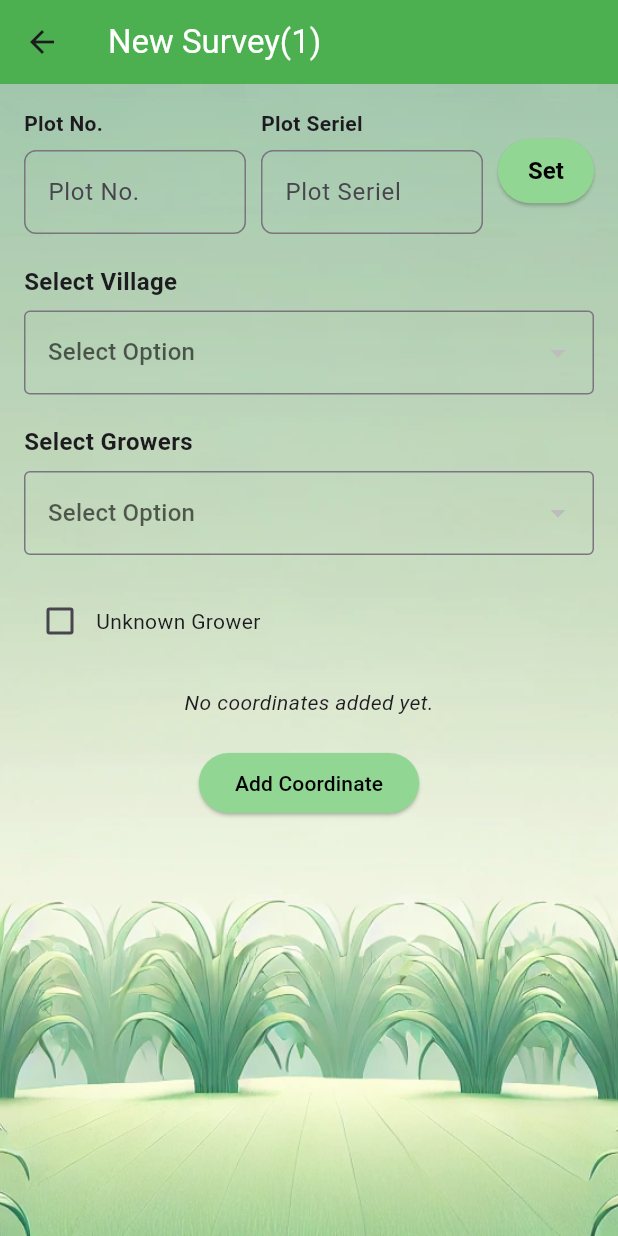
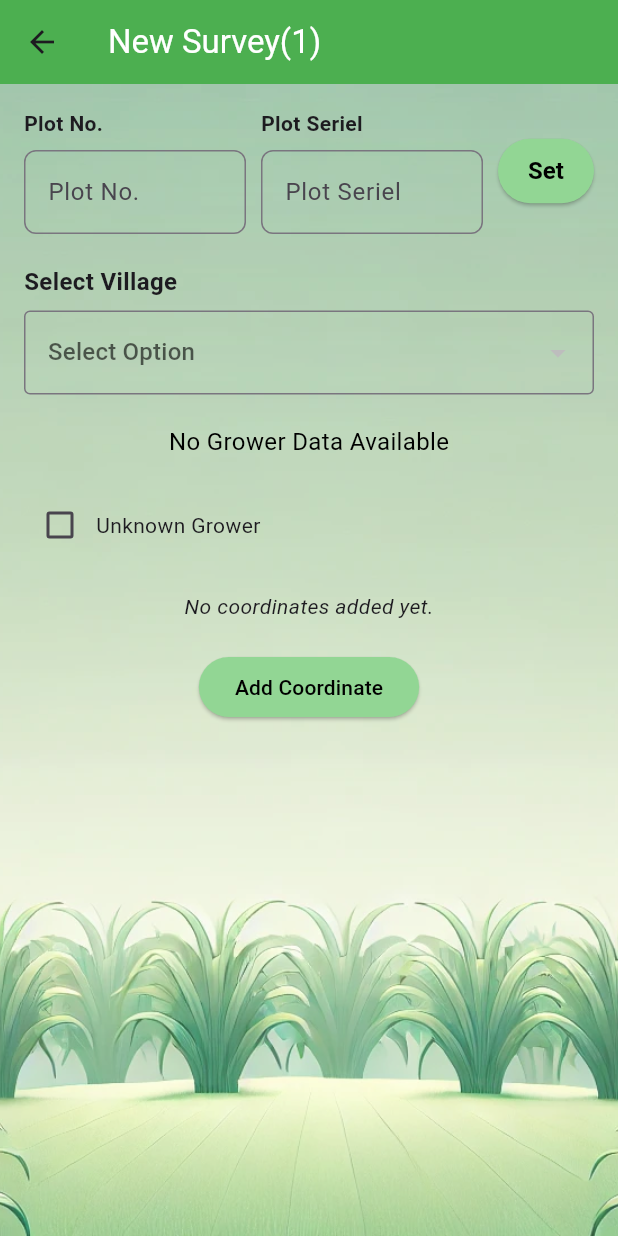
Before and after one commit to tito06/surveyproject, a Flutter app: the InputFormScreen screen opened directly, on a phone screen of 412 x 824 dp. Run offline on Flutter 3.47's test engine with Material 3 defaults, Android fonts, the light colour scheme and no system bars; our stand-ins replace geolocator, shared_preferences; missing offline and left inert: area_polygon, dart:ffi, geodesy; accounts and stored records are empty; network calls fail.

Commit message:
Grower data not found  added

```diff
--- a/lib/screens/new_survey.dart
+++ b/lib/screens/new_survey.dart
@@ -89,21 +89,32 @@ class _InputFormScreenState extends State<InputFormScreen> {
       "mill_id": "$millId",
       "village_id": villId
     };
+    setState(() {
+      isGrowerLoading = true; // Show loading indicator while fetching data
+    });
+
     try {
       final items =
           await _surveyViewmodel.fetchGrowers(token, requestDataForGrower);
+
       setState(() {
         growerData = items;
+        isGrowerLoading = false; // Stop loading after data is fetched
 
-        selectedGrowerCode =
-            growerData.isNotEmpty ? growerData[0]['G_CODE']! : "-";
-
-        isGrowerLoading = false;
+        if (growerData.isNotEmpty) {
+          selectedGrowerCode = growerData[0]['G_CODE']!;
+          selectedGrower = growerData[0]['G_NAME']!;
+        } else {
+          selectedGrowerCode = "No Grower Found";
+          selectedGrower = "";
+        }
       });
     } catch (e) {
       print("Error fetching grower name: $e");
       setState(() {
-        isVillageLoading = false;
+        selectedGrowerCode = "Error fetching data";
+        selectedGrower = "";
+        isGrowerLoading = false;
       });
     }
   }
@@ -280,22 +291,34 @@ class _InputFormScreenState extends State<InputFormScreen> {
                       if (isGrowerLoading) // Show the loader while fetching village data
                         const Center(child: CircularProgressIndicator()),
 
-                      if (!isGrowerLoading) ...[
+                      if (isGrowerLoading) ...[
+                        Center(), // Show loading indicator
+                      ] else if (growerData.isEmpty) ...[
+                        const Center(
+                          child: Text(
+                            "No Grower Data Available",
+                            style: TextStyle(fontSize: 16, color: Colors.black),
+                          ),
+                        ),
+                      ] else ...[
                         _buildDropdownField(
                           "Select Growers",
                           growerData
                               .map((grower) =>
                                   "${grower['G_CODE']} / ${grower['G_NAME']}")
                               .toList(),
-                            selectedGrowerCode, (String? newValue) {
+                          selectedGrowerCode,
+                          (String? newValue) {
                             setState(() {
                               selectedGrowerCode = newValue != null
                                   ? newValue.split(' / ')[0]
                                   : '';
-                            selectedGrower =
-                                newValue != null ? newValue.split('/')[1] : "";
+                              selectedGrower = newValue != null
+                                  ? newValue.split(' / ')[1].trim()
+                                  : "";
                             });
-                        })
+                          },
+                        )
                       ],
 
                       const SizedBox(height: 20),
--- a/lib/view_models/survey_viewmodel.dart
+++ b/lib/view_models/survey_viewmodel.dart
@@ -1,8 +1,11 @@
 import 'dart:convert';
+import 'dart:ffi';
 import 'package:cane_survey/models/master_model.dart';
 import 'package:http/http.dart' as http;
 
 class SurveyViewmodel {
+  late bool villageSuccess;
+
   Future<List<Map<String, String>>> fetchVillages(
       String? token, Map<String, String> parameters) async {
     final response = await http.post(
@@ -38,6 +41,7 @@ class SurveyViewmodel {
 
   Future<List<Map<String, String>>> fetchGrowers(
       String? token, Map<String, String> parameters) async {
+    try {
       final response = await http.post(
         Uri.parse("https://cda.namisite.in/api/fetchGrower"),
         body: json.encode(parameters),
@@ -50,11 +54,12 @@ class SurveyViewmodel {
       if (response.statusCode == 200) {
         final data = json.decode(response.body);
 
-      print("Token -> $token");
+        // Check if response contains 'success' and it's true
+        if (data is Map<String, dynamic> && data['success'] == true) {
+          if (data['data'] is List) {
+            final growers = data['data'] as List;
+            villageSuccess = true;
 
-      if (data is Map<String, dynamic> && data['data'] is List) {
-        final growers = data['data'] as List;
-        // Map the list to extract both village code and name
             return growers.map((grower) {
               return {
                 'G_CODE': grower['G_CODE'].toString(),
@@ -66,10 +71,19 @@ class SurveyViewmodel {
               };
             }).toList();
           } else {
-        throw Exception('Failed to load data');
+            villageSuccess = false;
+            throw Exception('Invalid data format');
           }
         } else {
-      throw Exception('Failed to load data');
+          villageSuccess = false;
+          throw Exception(data['message'] ?? 'Failed to load data');
+        }
+      } else {
+        throw Exception('HTTP Error: ${response.statusCode}');
+      }
+    } catch (e) {
+      villageSuccess = false;
+      throw Exception('Error: $e');
     }
   }
 
```
Lines whose indentation alone changed are shown as unchanged.
